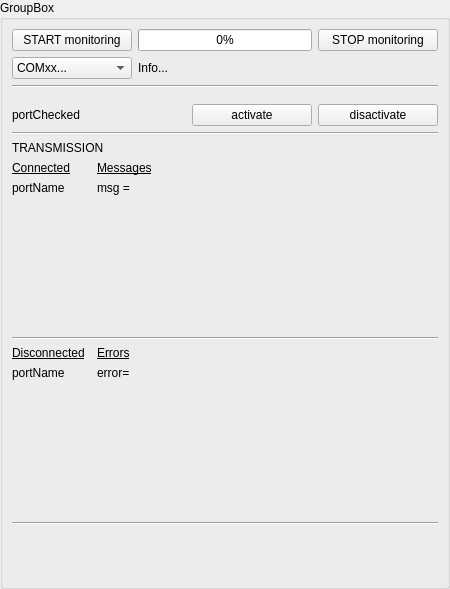
The window that qt_comPort_Monitor/widget/comportgroup_form.ui (plumber2020/Qt_ComPort_pic16F1718_mcp9803) describes before a commit, drawn with Qt 5.
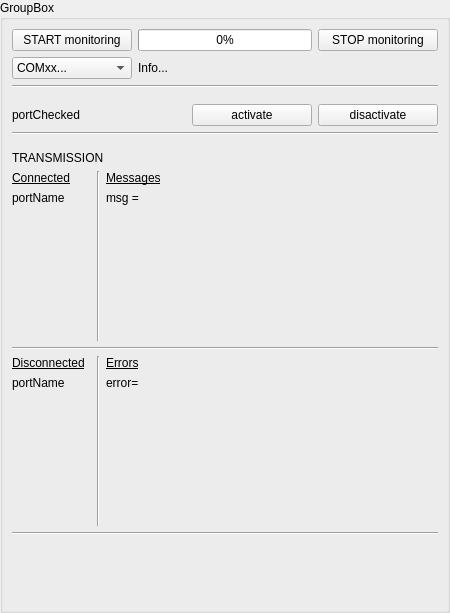
The same window after the commit.

```diff
--- a/qt_comPort_Monitor/widget/comportgroup_form.ui
+++ b/qt_comPort_Monitor/widget/comportgroup_form.ui
@@ -7,7 +7,7 @@
     <x>0</x>
     <y>0</y>
     <width>450</width>
-    <height>589</height>
+    <height>613</height>
    </rect>
   </property>
   <property name="sizePolicy">
@@ -237,6 +237,22 @@
         </property>
        </widget>
       </item>
+      <item>
+       <spacer name="verticalSpacer_3">
+        <property name="orientation">
+         <enum>Qt::Vertical</enum>
+        </property>
+        <property name="sizeType">
+         <enum>QSizePolicy::Fixed</enum>
+        </property>
+        <property name="sizeHint" stdset="0">
+         <size>
+          <width>20</width>
+          <height>10</height>
+         </size>
+        </property>
+       </spacer>
+      </item>
       <item>
        <widget class="QLabel" name="label">
         <property name="text">
@@ -246,51 +262,7 @@
       </item>
       <item>
        <layout class="QGridLayout" name="gridLayout">
-        <item row="0" column="0">
-         <widget class="QLabel" name="label_2">
-          <property name="font">
-           <font>
-            <underline>true</underline>
-           </font>
-          </property>
-          <property name="text">
-           <string>Connected</string>
-          </property>
-         </widget>
-        </item>
-        <item row="4" column="2">
-         <widget class="QLabel" name="label_errors">
-          <property name="sizePolicy">
-           <sizepolicy hsizetype="MinimumExpanding" vsizetype="Preferred">
-            <horstretch>0</horstretch>
-            <verstretch>0</verstretch>
-           </sizepolicy>
-          </property>
-          <property name="minimumSize">
-           <size>
-            <width>0</width>
-            <height>0</height>
-           </size>
-          </property>
-          <property name="text">
-           <string>error=</string>
-          </property>
-          <property name="alignment">
-           <set>Qt::AlignLeading|Qt::AlignLeft|Qt::AlignTop</set>
-          </property>
-          <property name="margin">
-           <number>3</number>
-          </property>
-         </widget>
-        </item>
-        <item row="2" column="0" colspan="3">
-         <widget class="Line" name="line_3">
-          <property name="orientation">
-           <enum>Qt::Horizontal</enum>
-          </property>
-         </widget>
-        </item>
-        <item row="1" column="2">
+        <item row="1" column="3">
          <widget class="QLabel" name="label_messages">
           <property name="sizePolicy">
            <sizepolicy hsizetype="MinimumExpanding" vsizetype="Preferred">
@@ -315,6 +287,18 @@
           </property>
          </widget>
         </item>
+        <item row="0" column="0">
+         <widget class="QLabel" name="label_2">
+          <property name="font">
+           <font>
+            <underline>true</underline>
+           </font>
+          </property>
+          <property name="text">
+           <string>Connected</string>
+          </property>
+         </widget>
+        </item>
         <item row="1" column="0" colspan="2">
          <widget class="QLabel" name="label_portName_activated">
           <property name="minimumSize">
@@ -334,34 +318,10 @@
           </property>
          </widget>
         </item>
-        <item row="4" column="0" colspan="2">
-         <widget class="QLabel" name="label_portName_disactivated">
-          <property name="minimumSize">
-           <size>
-            <width>50</width>
-            <height>150</height>
-           </size>
-          </property>
-          <property name="text">
-           <string>portName</string>
-          </property>
-          <property name="alignment">
-           <set>Qt::AlignLeading|Qt::AlignLeft|Qt::AlignTop</set>
-          </property>
-          <property name="margin">
-           <number>3</number>
-          </property>
-         </widget>
-        </item>
-        <item row="0" column="2">
-         <widget class="QLabel" name="label_3">
-          <property name="font">
-           <font>
-            <underline>true</underline>
-           </font>
-          </property>
-          <property name="text">
-           <string>Messages</string>
+        <item row="2" column="0" colspan="4">
+         <widget class="Line" name="line_3">
+          <property name="orientation">
+           <enum>Qt::Horizontal</enum>
           </property>
          </widget>
         </item>
@@ -377,7 +337,19 @@
           </property>
          </widget>
         </item>
-        <item row="3" column="2">
+        <item row="0" column="3">
+         <widget class="QLabel" name="label_3">
+          <property name="font">
+           <font>
+            <underline>true</underline>
+           </font>
+          </property>
+          <property name="text">
+           <string>Messages</string>
+          </property>
+         </widget>
+        </item>
+        <item row="3" column="3">
          <widget class="QLabel" name="label_5">
           <property name="font">
            <font>
@@ -389,6 +361,64 @@
           </property>
          </widget>
         </item>
+        <item row="4" column="3">
+         <widget class="QLabel" name="label_errors">
+          <property name="sizePolicy">
+           <sizepolicy hsizetype="MinimumExpanding" vsizetype="Preferred">
+            <horstretch>0</horstretch>
+            <verstretch>0</verstretch>
+           </sizepolicy>
+          </property>
+          <property name="minimumSize">
+           <size>
+            <width>0</width>
+            <height>0</height>
+           </size>
+          </property>
+          <property name="text">
+           <string>error=</string>
+          </property>
+          <property name="alignment">
+           <set>Qt::AlignLeading|Qt::AlignLeft|Qt::AlignTop</set>
+          </property>
+          <property name="margin">
+           <number>3</number>
+          </property>
+         </widget>
+        </item>
+        <item row="4" column="0" colspan="2">
+         <widget class="QLabel" name="label_portName_disactivated">
+          <property name="minimumSize">
+           <size>
+            <width>50</width>
+            <height>150</height>
+           </size>
+          </property>
+          <property name="text">
+           <string>portName</string>
+          </property>
+          <property name="alignment">
+           <set>Qt::AlignLeading|Qt::AlignLeft|Qt::AlignTop</set>
+          </property>
+          <property name="margin">
+           <number>3</number>
+          </property>
+         </widget>
+        </item>
+        <item row="3" column="2" rowspan="2">
+         <widget class="Line" name="line_5">
+          <property name="orientation">
+           <enum>Qt::Vertical</enum>
+          </property>
+         </widget>
+        </item>
+        <item row="0" column="2" rowspan="2">
+         <widget class="Line" name="line_6">
+          <property name="orientation">
+           <enum>Qt::Vertical</enum>
+          </property>
+         </widget>
+        </item>
        </layout>
       </item>
       <item>
```
